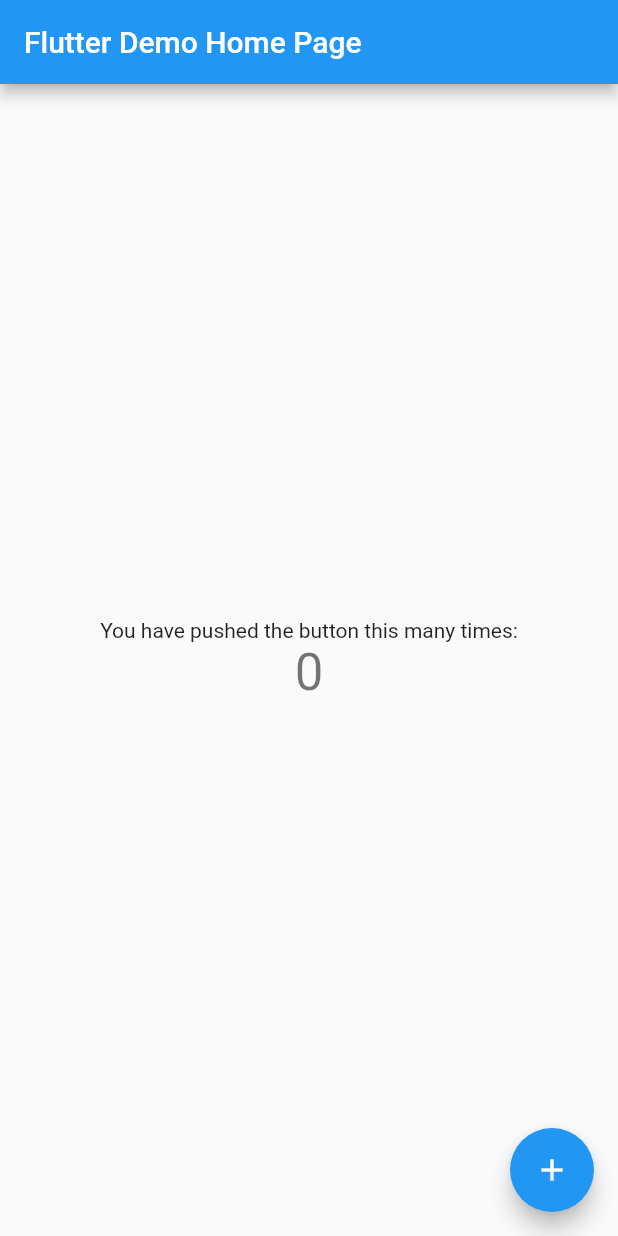
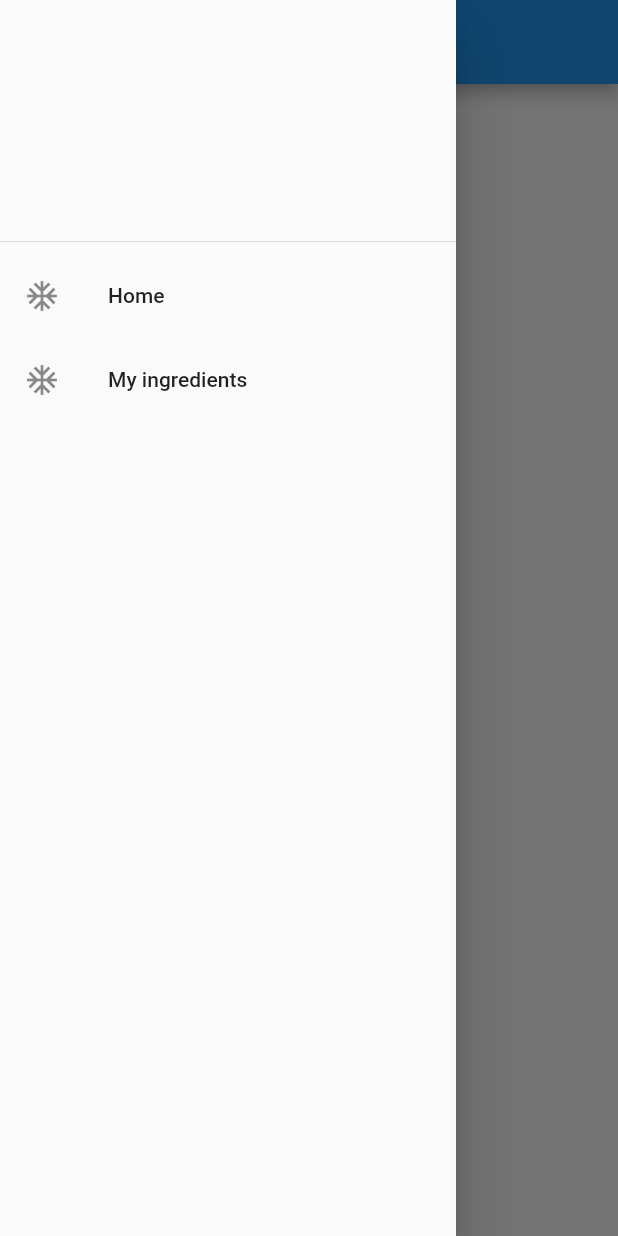
Before and after one commit to JoaoPauloLousada/flutter-recipes-shopping-list, a Flutter app: the screen it shows after launch, with the side drawer open (before the commit the screen has no drawer), on a phone screen of 412 x 824 dp. Run offline on Flutter 3.47's test engine with Material 2 defaults, Android fonts, the phone set to English and light mode, and no system bars.

Commit message:
Create Ingredients creation flow

```diff
--- /dev/null
+++ b/lib/core/router/routes.dart
@@ -0,0 +1,26 @@
+import 'package:flutter/material.dart';
+import 'package:recipes_shopping_list/screens/home_screen.dart';
+import 'package:recipes_shopping_list/screens/my_ingredients_screen.dart';
+import 'package:recipes_shopping_list/screens/new_ingredient.dart';
+
+enum RoutesNames {
+  INITIAL,
+  MY_INGREDIENTS,
+  NEW_INGREDIENT,
+}
+
+Map<RoutesNames, String> routesNames = {
+  RoutesNames.INITIAL: '/',
+  RoutesNames.MY_INGREDIENTS: '/my-ingredients',
+  RoutesNames.NEW_INGREDIENT: '/new-ingredient',
+};
+
+String getRouteName(RoutesNames name) {
+  return routesNames[name].toString();
+}
+
+Map<String, Widget Function(BuildContext)> routes = {
+  getRouteName(RoutesNames.INITIAL): (context) => HomeScreen(),
+  getRouteName(RoutesNames.MY_INGREDIENTS): (context) => MyIngredientsScreen(),
+  getRouteName(RoutesNames.NEW_INGREDIENT): (context) => NewIngredientScreen(),
+};
--- /dev/null
+++ b/lib/core/theme.dart
@@ -0,0 +1,5 @@
+import 'package:flutter/material.dart';
+
+var theTheme = ThemeData(
+  primarySwatch: Colors.blue,
+);
--- /dev/null
+++ b/lib/core/widgets/drawer.dart
@@ -0,0 +1,34 @@
+import 'package:flutter/material.dart';
+import 'package:recipes_shopping_list/core/router/routes.dart';
+
+class CustomDrawer extends StatelessWidget {
+  const CustomDrawer({Key? key}) : super(key: key);
+
+  @override
+  Widget build(BuildContext context) {
+    return Drawer(
+      child: ListView(
+        children: [
+          DrawerHeader(
+            child: Text(''),
+          ),
+          ListTile(
+            leading: Icon(Icons.ac_unit_outlined),
+            title: Text('Home'),
+            onTap: () {
+              Navigator.pushNamed(context, getRouteName(RoutesNames.INITIAL));
+            },
+          ),
+          ListTile(
+            leading: Icon(Icons.ac_unit_outlined),
+            title: Text('My ingredients'),
+            onTap: () {
+              Navigator.pushNamed(
+                  context, getRouteName(RoutesNames.MY_INGREDIENTS));
+            },
+          ),
+        ],
+      ),
+    );
+  }
+}
--- /dev/null
+++ b/lib/core/widgets/layouts/default.dart
@@ -0,0 +1,23 @@
+import 'package:flutter/material.dart';
+import 'package:recipes_shopping_list/core/widgets/drawer.dart';
+
+class LayoutDefault extends StatelessWidget {
+  const LayoutDefault({
+    Key? key,
+    required this.body,
+    this.floatingActionButton,
+  }) : super(key: key);
+
+  final Widget body;
+  final Widget? floatingActionButton;
+
+  @override
+  Widget build(BuildContext context) {
+    return Scaffold(
+      appBar: AppBar(),
+      drawer: CustomDrawer(),
+      body: body,
+      floatingActionButton: floatingActionButton,
+    );
+  }
+}
--- a/lib/main.dart
+++ b/lib/main.dart
@@ -1,113 +1,18 @@
 import 'package:flutter/material.dart';
+import 'package:recipes_shopping_list/core/router/routes.dart';
+import 'package:recipes_shopping_list/core/theme.dart';
 
 void main() {
   runApp(MyApp());
 }
 
 class MyApp extends StatelessWidget {
-  // This widget is the root of your application.
   @override
   Widget build(BuildContext context) {
     return MaterialApp(
-      title: 'Flutter Demo',
-      theme: ThemeData(
-        // This is the theme of your application.
-        //
-        // Try running your application with "flutter run". You'll see the
-        // application has a blue toolbar. Then, without quitting the app, try
-        // changing the primarySwatch below to Colors.green and then invoke
-        // "hot reload" (press "r" in the console where you ran "flutter run",
-        // or simply save your changes to "hot reload" in a Flutter IDE).
-        // Notice that the counter didn't reset back to zero; the application
-        // is not restarted.
-        primarySwatch: Colors.blue,
-      ),
-      home: MyHomePage(title: 'Flutter Demo Home Page'),
+      title: 'Recipe app',
+      theme: theTheme,
+      routes: routes,
     );
   }
 }
-
-class MyHomePage extends StatefulWidget {
-  MyHomePage({Key key, this.title}) : super(key: key);
-
-  // This widget is the home page of your application. It is stateful, meaning
-  // that it has a State object (defined below) that contains fields that affect
-  // how it looks.
-
-  // This class is the configuration for the state. It holds the values (in this
-  // case the title) provided by the parent (in this case the App widget) and
-  // used by the build method of the State. Fields in a Widget subclass are
-  // always marked "final".
-
-  final String title;
-
-  @override
-  _MyHomePageState createState() => _MyHomePageState();
-}
-
-class _MyHomePageState extends State<MyHomePage> {
-  int _counter = 0;
-
-  void _incrementCounter() {
-    setState(() {
-      // This call to setState tells the Flutter framework that something has
-      // changed in this State, which causes it to rerun the build method below
-      // so that the display can reflect the updated values. If we changed
-      // _counter without calling setState(), then the build method would not be
-      // called again, and so nothing would appear to happen.
-      _counter++;
-    });
-  }
-
-  @override
-  Widget build(BuildContext context) {
-    // This method is rerun every time setState is called, for instance as done
-    // by the _incrementCounter method above.
-    //
-    // The Flutter framework has been optimized to make rerunning build methods
-    // fast, so that you can just rebuild anything that needs updating rather
-    // than having to individually change instances of widgets.
-    return Scaffold(
-      appBar: AppBar(
-        // Here we take the value from the MyHomePage object that was created by
-        // the App.build method, and use it to set our appbar title.
-        title: Text(widget.title),
-      ),
-      body: Center(
-        // Center is a layout widget. It takes a single child and positions it
-        // in the middle of the parent.
-        child: Column(
-          // Column is also a layout widget. It takes a list of children and
-          // arranges them vertically. By default, it sizes itself to fit its
-          // children horizontally, and tries to be as tall as its parent.
-          //
-          // Invoke "debug painting" (press "p" in the console, choose the
-          // "Toggle Debug Paint" action from the Flutter Inspector in Android
-          // Studio, or the "Toggle Debug Paint" command in Visual Studio Code)
-          // to see the wireframe for each widget.
-          //
-          // Column has various properties to control how it sizes itself and
-          // how it positions its children. Here we use mainAxisAlignment to
-          // center the children vertically; the main axis here is the vertical
-          // axis because Columns are vertical (the cross axis would be
-          // horizontal).
-          mainAxisAlignment: MainAxisAlignment.center,
-          children: <Widget>[
-            Text(
-              'You have pushed the button this many times:',
-            ),
-            Text(
-              '$_counter',
-              style: Theme.of(context).textTheme.headline4,
-            ),
-          ],
-        ),
-      ),
-      floatingActionButton: FloatingActionButton(
-        onPressed: _incrementCounter,
-        tooltip: 'Increment',
-        child: Icon(Icons.add),
-      ), // This trailing comma makes auto-formatting nicer for build methods.
-    );
-  }
-}
--- /dev/null
+++ b/lib/screens/home_screen.dart
@@ -0,0 +1,22 @@
+import 'package:flutter/material.dart';
+import 'package:recipes_shopping_list/core/widgets/appbar.dart';
+import 'package:recipes_shopping_list/core/widgets/drawer.dart';
+import 'package:recipes_shopping_list/core/widgets/layouts/default.dart';
+
+class HomeScreen extends StatefulWidget {
+  HomeScreen({Key? key}) : super(key: key);
+
+  @override
+  _HomeScreenState createState() => _HomeScreenState();
+}
+
+class _HomeScreenState extends State<HomeScreen> {
+  @override
+  Widget build(BuildContext context) {
+    return LayoutDefault(
+      body: Center(
+        child: Text('body'),
+      ),
+    );
+  }
+}
```
Also changed, not shown: lib/core/widgets/appbar.dart (added, +12 -0 lines), lib/modules/ingredients/domain/units_enum.dart (+9 -0 lines), lib/modules/ingredients/ui/new_ingredient_form.dart (added, +86 -0 lines), lib/screens/my_ingredients_screen.dart (added, +28 -0 lines), lib/screens/new_ingredient.dart (added, +24 -0 lines).
